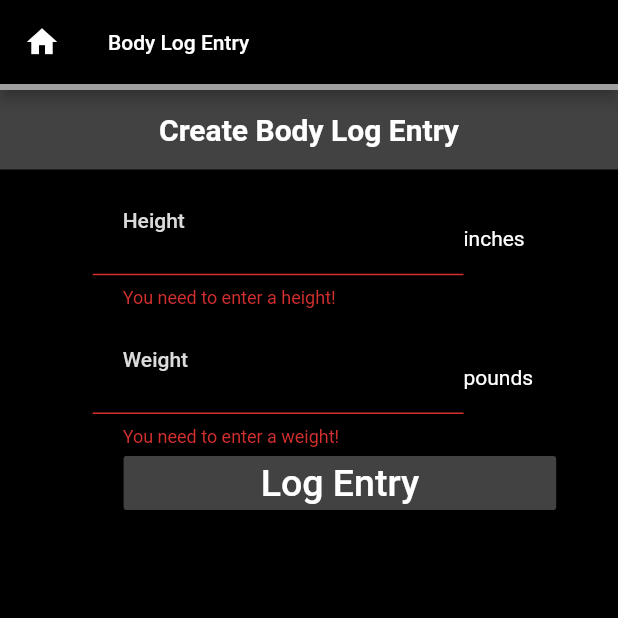
After one commit to InsanityMatrix/WorkoutCreator, a Flutter app: the BodyLogEntry screen opened directly, after a tap on "Log Entry", on a phone screen of 412 x 824 dp, the top half of it. The commit adds this screen. Run offline on Flutter 3.47's test engine with Material 2 defaults, Android fonts, the phone set to English and light mode, and no system bars; our stand-ins replace select_form_field; missing offline and left inert: multiselect_formfield; network calls fail; Roboto replaces fonts that are missing (Times New Roman).

Commit message:
Added Body Log Basic Functionalities

```diff
--- a/lib/globals.dart
+++ b/lib/globals.dart
@@ -509,7 +509,8 @@ bool checkWFileName(String n) {
     n != "flutter_assets" &&
     !n.startsWith("res_timestamp") &&
     n != "config.json" &&
-    n != "research"
+    n != "research" &&
+    n != "logs"
   ) {
     return true;
   }
--- /dev/null
+++ b/lib/log.dart
@@ -0,0 +1,450 @@
+library workoutcreator.log;
+
+import 'package:workoutcreator/main.dart';
+import 'package:flutter/material.dart';
+import 'dart:convert';
+import 'dart:io';
+import 'package:path_provider/path_provider.dart';
+
+bool isNumeric(String s) {
+  if(s == null) {
+    return false;
+  }
+  return double.parse(s, (e) => null) != null;
+}
+
+//Log Configuration
+void setupLog() async {
+  final directory = await getApplicationDocumentsDirectory();
+  final path = directory.path;
+  Directory lDir = Directory("$path/logs");
+  bool lDirExists = await lDir.exists();
+  if(!lDirExists) {
+    //make log directory
+    lDir.createSync();
+  }
+}
+
+//Log Weight, (height?)
+class PersonalLog {
+  double height, weight;
+  DateTime date;
+  PersonalLog(this.height, this.weight);
+  PersonalLog.withDate(this.height, this.weight, this.date);
+  PersonalLog.onlyWeight(this.weight);
+
+  Map<String, dynamic> toJson() => {
+    'Height':height,
+    'Weight':weight,
+    'Date':date.toString(),
+  };
+
+  bool hasHeight() {
+    if(this.height != null && this.height > 0) {
+      return true;
+    }
+    return false;
+  }
+}
+
+//LOGIC
+
+//Personal Log
+void addToPersonalLog(PersonalLog entry) async {
+  final directory = await getApplicationDocumentsDirectory();
+  final path = directory.path;
+  File logFile = File("$path/logs/personalLog.json");
+  List<PersonalLog> logData = [];
+  if(await logFile.exists()) {
+    //parse the json file
+    String json = await logFile.readAsString();
+    var decoded = jsonDecode(json);
+    decoded.forEach((l) {
+      double height = l['Height'];
+      double weight = l['Weight'];
+      DateTime date = DateTime.parse(l['Date']);
+      PersonalLog log = PersonalLog.withDate(height, weight, date);
+      logData.add(log);
+    });
+  } else {
+    await logFile.create();
+  }
+  if(entry.hasHeight()) {
+    //Require height (inches) and weight (pounds)
+    logData.add(entry);
+  }
+  logFile.deleteSync();
+  logFile.createSync();
+
+  String encoded = jsonEncode(logData);
+  logFile.writeAsString(encoded);
+}
+
+void removeFromPersonalLog(PersonalLog entry) async {
+  final directory = await getApplicationDocumentsDirectory();
+  final path = directory.path;
+  File logFile = File("$path/logs/personalLog.json");
+  List<PersonalLog> logData = [];
+  String json = await logFile.readAsString();
+  var decoded = jsonDecode(json);
+  decoded.forEach((l) {
+    double height = l['Height'];
+    double weight = l['Weight'];
+    DateTime date = DateTime.parse(l['Date']);
+    PersonalLog log = PersonalLog.withDate(height, weight, date);
+    logData.add(log);
+  });
+  logData.remove(entry);
+  //Save new File
+  logFile.deleteSync();
+  logFile.createSync();
+
+  String encoded = jsonEncode(logData);
+  logFile.writeAsString(encoded);
+}
+
+Future<List<PersonalLog>> getPersonalLog() async {
+  final directory = await getApplicationDocumentsDirectory();
+  final path = directory.path;
+  File logFile = File("$path/logs/personalLog.json");
+  if(await logFile.exists()) {
+    List<PersonalLog> logData = [];
+    String json = await logFile.readAsString();
+    var decoded = jsonDecode(json);
+    decoded.forEach((l) {
+      double height = l['Height'];
+      double weight = l['Weight'];
+      DateTime date = DateTime.parse(l['Date']);
+      PersonalLog log = PersonalLog.withDate(height, weight, date);
+      logData.add(log);
+    });
+    return logData;
+  } else {
+    return [];
+  }
+}
+
+
+//GO: Views
+class LogHome extends StatefulWidget {
+  LogHome({Key key}) : super(key: key);
+
+  @override
+  _LogHome createState() => _LogHome();
+}
+class _LogHome extends State<LogHome> {
+  @override
+  Widget build(BuildContext context) {
+    return Container(
+      child: ListView(
+        children: <Widget>[
+          loadPersonalLog(context),
+        ],
+      ),
+    );
+  }
+
+  Container loadPersonalLog(BuildContext context) {
+    double m = MediaQuery.of(context).size.width / 10;
+    return Container(
+      color: Theme.of(context).accentColor,
+      width: MediaQuery.of(context).size.width / 10 * 8,
+      margin: EdgeInsets.only(top: m/2, left: m, right: m),
+      child: FutureBuilder<List<PersonalLog>>(
+        future: getPersonalLog(),
+        builder: (BuildContext ctxt, AsyncSnapshot<List<PersonalLog>> snapshot) {
+          if(snapshot.hasData) {
+            if(snapshot.data == null) {
+              return Text("Something Went Wrong", style: TextStyle(color: Colors.white));
+            } else {
+              List<PersonalLog> log = snapshot.data;
+              List<Container> rows = [];
+              log.forEach((entry) {
+                int ft = (entry.height / 12).truncate();
+                int inches = (entry.height % 12).truncate();
+                String height = ft.toString() + "\'" + inches.toString() + "\"";
+                double rowWidth = MediaQuery.of(context).size.width * .8;
+                Container newRow = Container(
+                  decoration: BoxDecoration(
+                    color: Colors.white,
+                    border: Border(
+                      bottom: BorderSide(color: Colors.grey[700]),
+                    ),
+                  ),
+                  child: Row(
+                    children: [
+                      Container(
+                        width: rowWidth * .2,
+                        alignment: Alignment.center,
+                        child: Text(
+                          height,
+                          style: TextStyle(
+                            color: Colors.black,
+                            fontFamily: "Times New Roman",
+                          ),
+                        ),
+                      ),
+                      Container(
+                        width: rowWidth * .3,
+                        alignment: Alignment.center,
+                        child: Text(
+                          entry.weight.toString() + " lbs",
+                          style: TextStyle(
+                            color: Colors.black,
+                            fontFamily: "Times New Roman",
+                          ),
+                        ),
+                      ),
+                      Container(
+                        width: rowWidth * .3,
+                        alignment: Alignment.center,
+                        child: Text(
+                          entry.date.month.toString() + "/" + entry.date.day.toString(),
+                          style: TextStyle(
+                            color: Colors.black,
+                            fontFamily: "Times New Roman",
+                          ),
+                        ),
+                      ),
+                      Container(
+                        width: rowWidth * .2,
+                        alignment: Alignment.center,
+                        child: Icon(
+                          Icons.remove_circle,
+                          color: Colors.black,
+                        ),
+                      ),
+                    ],
+                  ),
+                );
+                rows.add(newRow);
+              });
+              return ExpansionTile(
+                backgroundColor: Theme.of(context).accentColor,
+                leading: FlatButton.icon(
+                  icon: Icon(
+                    Icons.add,
+                    color: Colors.white,
+                  ),
+                  label: Text(
+                    "",
+                    style: TextStyle(
+                      color: Colors.white,
+                      fontFamily: "Times New Roman",
+                    ),
+                  ),
+                  color: Theme.of(context).accentColor,
+                  onPressed: (){
+                    Navigator.of(context).popUntil((route) => route.isFirst);
+                    Navigator.pushReplacement(
+                      context,
+                      MaterialPageRoute(
+                          builder: (context) => BodyLogEntry()),
+                    );
+                  },
+                ),
+                title: Text(
+                  "Body Log",
+                  style: TextStyle(
+                    color: Colors.white,
+                    fontFamily: "Times New Roman",
+                  ),
+                ),
+                children: rows,
+              );
+            }
+          } else {
+            return Text("Loading");
+          }
+        },
+      ),
+    );
+  }
+
+}
+
+class BodyLogEntry extends StatefulWidget {
+  BodyLogEntry({Key key}) : super(key: key);
+
+  @override
+  _BodyLogEntry createState() => _BodyLogEntry();
+}
+class _BodyLogEntry extends State<BodyLogEntry> {
+  //KEYS AND CONTROLLERS
+  final _formKey = GlobalKey<FormState>();
+  final weightController = TextEditingController();
+  final heightController = TextEditingController();
+
+  @override
+  Widget build(BuildContext context) {
+    return Scaffold(
+      appBar: AppBar(
+        title: Text("Body Log Entry",
+            style: Theme.of(context).textTheme.button),
+        bottom: PreferredSize(
+          child: Container(
+            color: Colors.grey,
+            height: 4.0,
+          ),
+          preferredSize: Size.fromHeight(4.0),
+        ),
+        leading: IconButton(
+          icon: Icon(Icons.home, color: Colors.white),
+          onPressed: () {
+            Navigator.of(context).popUntil((route) => route.isFirst);
+            Navigator.pushReplacement(
+              context,
+              MaterialPageRoute(
+                  builder: (context) => MyHomePage(title: "Home", index: 2)),
+            );
+          },
+        ),
+      ),
+      backgroundColor: Theme.of(context).primaryColor,
+      body: Form(
+        key: _formKey,
+        child: Column(
+          crossAxisAlignment: CrossAxisAlignment.center,
+          children: <Widget>[
+            // Title
+            Container(
+              width: MediaQuery.of(context).size.width,
+              alignment: Alignment.center,
+              padding: EdgeInsets.all(15),
+              color: Theme.of(context).accentColor,
+              child: Text(
+                "Create Body Log Entry",
+                style: TextStyle(
+                  color: Colors.white,
+                  fontSize: 20,
+                  fontFamily: "Times New Roman",
+                  fontWeight: FontWeight.bold,
+                ),
+              ),
+            ),
+            //Form Creation
+            //Height:
+            Container(
+              width: MediaQuery.of(context).size.width * .8,
+              margin: EdgeInsets.only(left: MediaQuery.of(context).size.width * .1),
+              child: Row(
+                children: [
+                  Container(
+                    width: MediaQuery.of(context).size.width * .8 * .75,
+                    child: TextFormField(
+                      style: Theme.of(context).textTheme.button,
+                      cursorColor: Colors.white,
+                      validator: (value) {
+                        if(value.isEmpty) {
+                          return 'You need to enter a height!';
+                        }
+                        return null;
+                      },
+                      decoration: const InputDecoration(
+                        labelText: 'Height',
+                        labelStyle: TextStyle(color: Color(0xFFdbdbdb)),
+                        contentPadding: EdgeInsets.all(20.0),
+                      ),
+                      controller: heightController,
+                    ),
+                  ),
+                  Container(
+                    width: MediaQuery.of(context).size.width * .8 * .25,
+                    child: Text(
+                      "inches",
+                      style: TextStyle(
+                        color: Colors.white,
+                        fontFamily: "Times New Roman",
+                      ),
+                    ),
+                  ),
+                ],
+              ),
+            ),
+            //Weight:
+            Container(
+              width: MediaQuery.of(context).size.width * .8,
+              margin: EdgeInsets.only(left: MediaQuery.of(context).size.width * .1),
+              child: Row(
+                children: [
+                  Container(
+                    width: MediaQuery.of(context).size.width * .8 * .75,
+                    child: TextFormField(
+                      style: Theme.of(context).textTheme.button,
+                      cursorColor: Colors.white,
+                      validator: (value) {
+                        if(value.isEmpty) {
+                          return 'You need to enter a weight!';
+                        }
+                        return null;
+                      },
+                      decoration: const InputDecoration(
+                        labelText: 'Weight',
+                        labelStyle: TextStyle(color: Color(0xFFdbdbdb)),
+                        contentPadding: EdgeInsets.all(20.0),
+                      ),
+                      controller: weightController,
+                    ),
+                  ),
+                  Container(
+                    width: MediaQuery.of(context).size.width * .8 * .25,
+                    child: Text(
+                      "pounds",
+                      style: TextStyle(
+                        color: Colors.white,
+                        fontFamily: "Times New Roman",
+                      ),
+                    ),
+                  ),
+                ],
+              ),
+            ),
+            //DATE?
+
+            //Create Button
+            Container(
+              width: MediaQuery.of(context).size.width * .8,
+              margin: EdgeInsets.only(left: MediaQuery.of(context).size.width * .1),
+              alignment: Alignment.center,
+              child: FlatButton(
+                minWidth: MediaQuery.of(context).size.width * .7,
+                child: Text(
+                  "Log Entry",
+                  style: TextStyle(
+                    color: Colors.white,
+                    fontFamily: "Times New Roman",
+                    fontSize: 25,
+                  ),
+                ),
+                color: Theme.of(context).accentColor,
+                onPressed: () {
+                  if(!_formKey.currentState.validate()) {
+                    return;
+                  }
+                  String heightText = heightController.text;
+                  String weightText = weightController.text;
+
+                  if(isNumeric(heightText) && isNumeric(weightText)) {
+                    double height = double.parse(heightText);
+                    double weight = double.parse(weightText);
+                    DateTime time = DateTime.now();
+
+                    PersonalLog entry = PersonalLog.withDate(height, weight, time);
+                    addToPersonalLog(entry);
+                    Navigator.of(context).popUntil((route) => route.isFirst);
+                    Navigator.pushReplacement(
+                      context,
+                      MaterialPageRoute(
+                          builder: (context) => MyHomePage(title: "Home", index: 2)),
+                    );
+                  }
+                  return;
+                }
+              ),
+            ),
+          ],
+        )
+      ),
+    );
+  }
+}
--- a/lib/research.dart
+++ b/lib/research.dart
@@ -343,7 +343,7 @@ class _BeginnerQuestions extends State<BeginnerQuestions> {
                       child: ExpansionTile(
                         backgroundColor: Theme.of(context).accentColor,
                         title: buildTitle(ctxt, question.question),
-                        trailing: SizedBox(),
+                        trailing: SizedBox( width: 0),
                         children: <Widget>[
                           Container(
                             color: Colors.white,
```
Also changed, not shown: lib/main.dart (+14 -1 lines).
